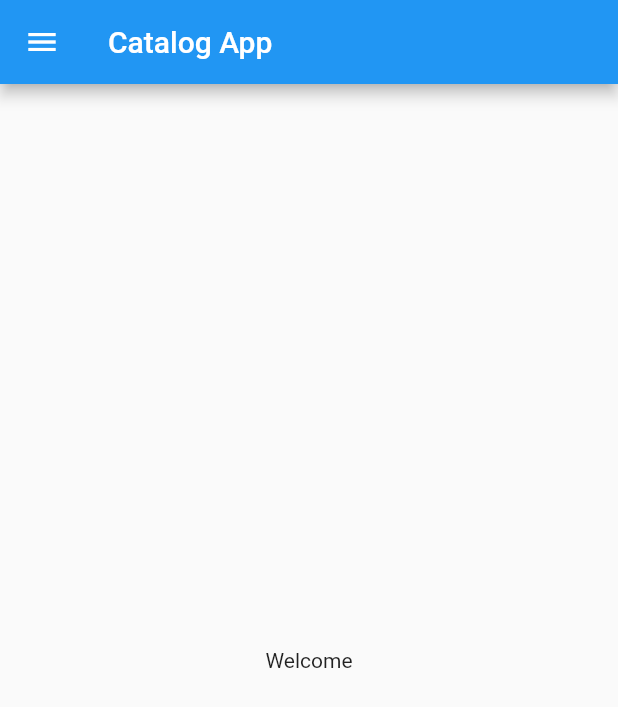
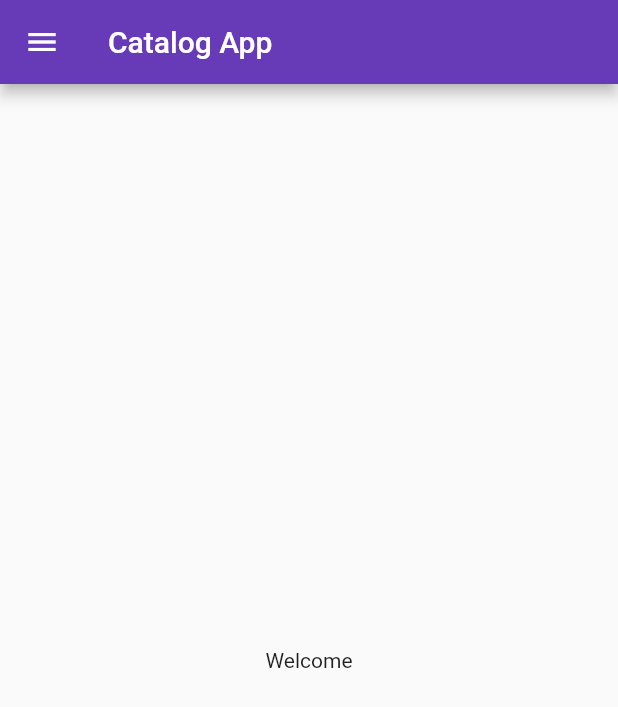
Before and after one commit to ApekshaJadhav17/30daysOfFlutter, a Flutter app: the screen it shows after launch, on a phone screen of 412 x 824 dp. Shown: the top 707 px of the screen. Run offline on Flutter 3.47's test engine with Material 2 defaults, Android fonts, the phone set to English and light mode, and no system bars.

Commit message:
day3 done

```diff
--- a/lib/main.dart
+++ b/lib/main.dart
@@ -1,5 +1,6 @@
 import 'package:flutter/material.dart';
-import 'package:flutter_catalog/home_pg.dart';
+import 'package:flutter_catalog/pages/home_pg.dart';
+import 'package:flutter_catalog/pages/login_pg.dart';
 
 void main() {
   runApp(MyApp());
@@ -11,7 +12,16 @@ class MyApp extends StatelessWidget {
   @override
   Widget build(BuildContext context) {
     return MaterialApp(
-      home: HomePg(),
+
+      themeMode: ThemeMode.light,
+      theme: ThemeData(
+        primarySwatch: Colors.deepPurple,
+      ),
+     routes: {
+      "/":(context) => HomePg(),
+      "/login":(context) => LoginPg(),
+      "/home":(context) => HomePg(),
+     },
     );
   }
 }
```
Also changed, not shown: lib/pages/login_pg.dart (added, +14 -0 lines), lib/pages/home_pg.dart (renamed from lib/home_pg.dart).
